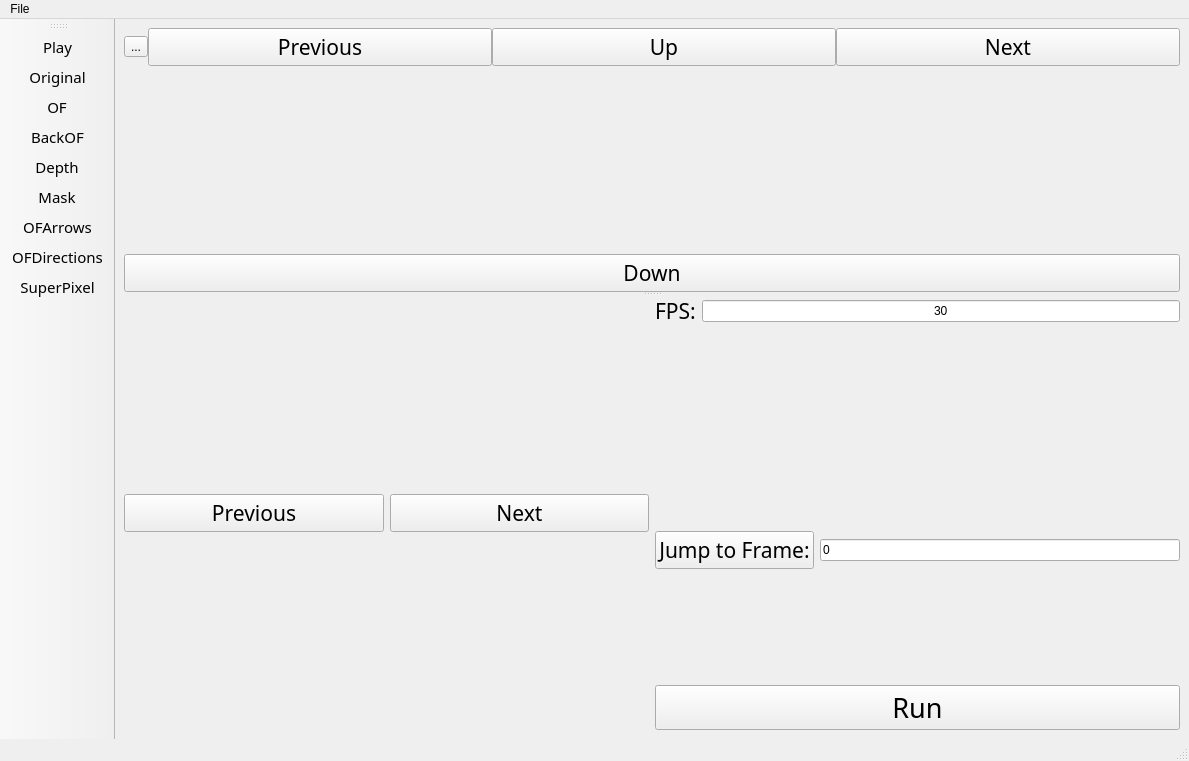
The window that application/mainwindow.ui (kevinhartyanyi/BSC-Thesis) describes before a commit, drawn with Qt 5.
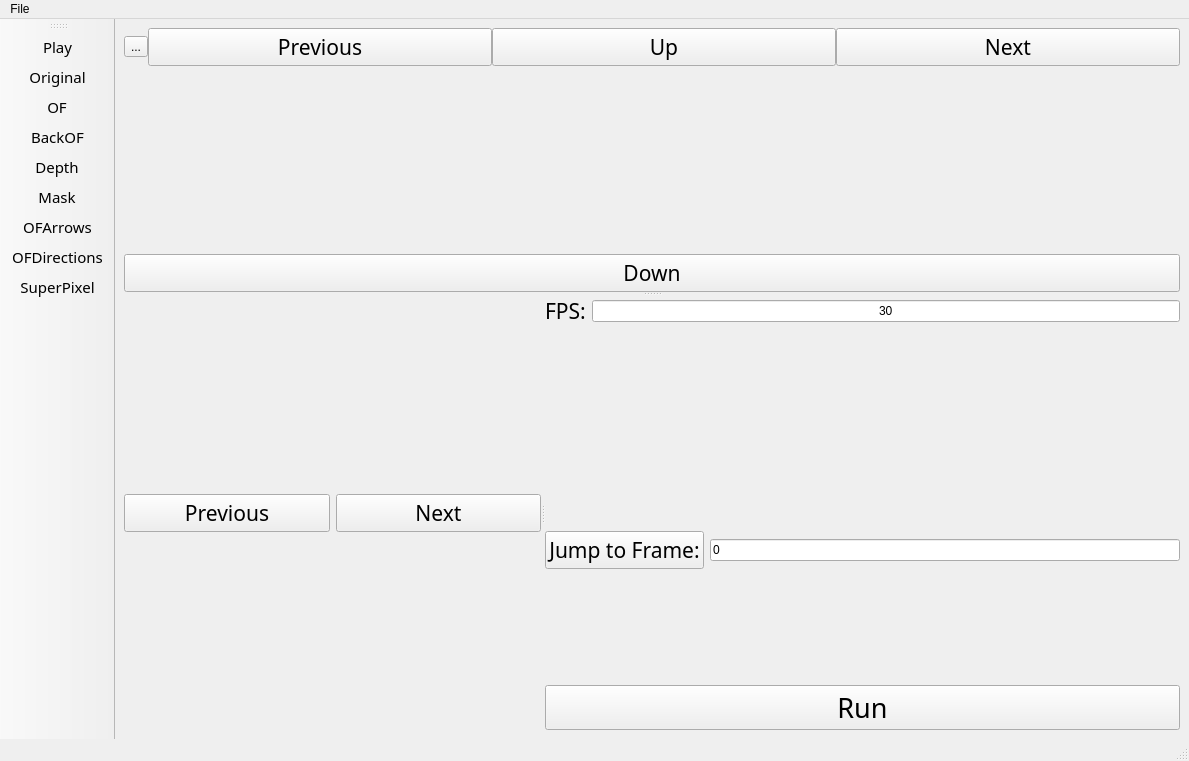
The same window after the commit.

```diff
--- a/application/mainwindow.ui
+++ b/application/mainwindow.ui
@@ -14,9 +14,9 @@
    <string>MainWindow</string>
   </property>
   <widget class="QWidget" name="centralwidget">
-   <layout class="QVBoxLayout" name="verticalLayout_2">
+   <layout class="QVBoxLayout" name="verticalLayout_7">
     <item>
-     <widget class="QSplitter" name="splitter">
+     <widget class="QSplitter" name="splitter_2">
       <property name="orientation">
        <enum>Qt::Vertical</enum>
       </property>
@@ -127,9 +127,16 @@
         </item>
        </layout>
       </widget>
-      <widget class="QWidget" name="layoutWidget">
-       <layout class="QHBoxLayout" name="horizontalLayout_5">
+      <widget class="QWidget" name="verticalLayoutWidget_3">
+       <layout class="QVBoxLayout" name="verticalLayout_6">
         <item>
+         <layout class="QVBoxLayout" name="verticalLayout_2">
+          <item>
+           <widget class="QSplitter" name="splitter">
+            <property name="orientation">
+             <enum>Qt::Horizontal</enum>
+            </property>
+            <widget class="QWidget" name="">
          <layout class="QVBoxLayout" name="layout_plot">
           <item>
            <layout class="QHBoxLayout" name="horizontalLayout">
@@ -180,8 +187,8 @@
            </layout>
           </item>
          </layout>
-        </item>
-        <item>
+            </widget>
+            <widget class="QWidget" name="">
          <layout class="QVBoxLayout" name="verticalLayout">
           <item>
            <layout class="QHBoxLayout" name="horizontalLayout_2">
@@ -301,6 +308,10 @@
              </widget>
             </item>
            </layout>
+              </item>
+             </layout>
+            </widget>
+           </widget>
           </item>
          </layout>
         </item>
```
Left out of the diff: 6 changed lines with no effect on the pictures. Lines whose indentation alone changed are shown as unchanged.
